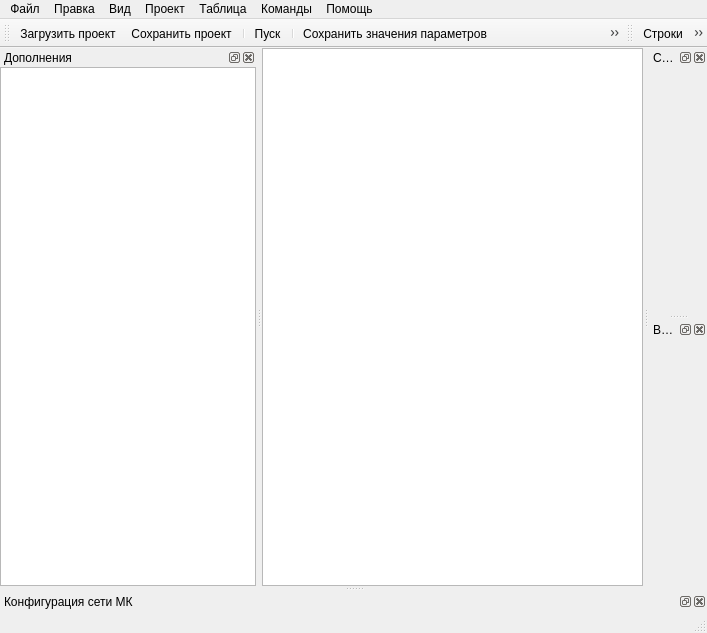
Old version of the form src/mkstudio/ui/mainwindow.ui in the repository alex-krutikov/MkStudio.
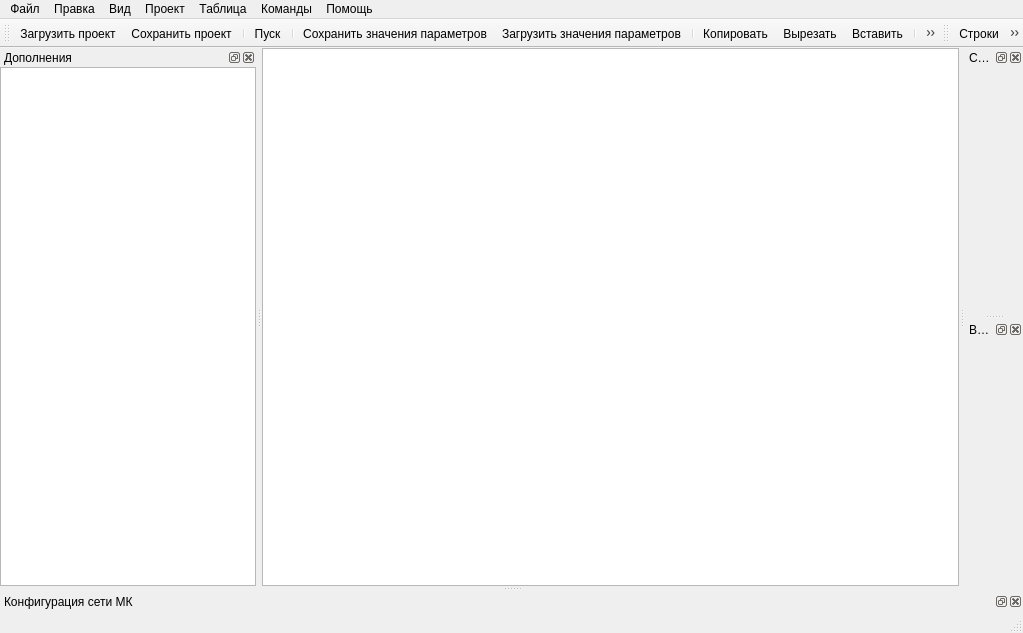
New version of the form. Icons and pictures are not drawn. Custom widgets are drawn as their Qt base class.

Commit message: MKstudio: Добавлена возможность объединять ячейки таблицы.

Diff of the .ui file:
```diff
--- a/src/mkstudio/ui/mainwindow.ui
+++ b/src/mkstudio/ui/mainwindow.ui
@@ -6,7 +6,7 @@
    <rect>
     <x>0</x>
     <y>0</y>
-    <width>707</width>
+    <width>1023</width>
     <height>633</height>
    </rect>
   </property>
@@ -46,7 +46,7 @@
     <rect>
      <x>0</x>
      <y>0</y>
-     <width>707</width>
+     <width>1023</width>
      <height>21</height>
     </rect>
    </property>
@@ -309,6 +309,9 @@
    <addaction name="separator"/>
    <addaction name="action_cell_delete_left"/>
    <addaction name="action_cell_delete_up"/>
+   <addaction name="separator"/>
+   <addaction name="action_span"/>
+   <addaction name="action_unspan"/>
   </widget>
   <widget class="QDockWidget" name="dw_settingssheet">
    <property name="windowTitle">
@@ -779,6 +782,30 @@
     <string>Горячие клавиши</string>
    </property>
   </action>
+  <action name="action_span">
+   <property name="icon">
+    <iconset resource="../mkstudio.qrc">
+     <normaloff>:/icons/res/row_span.png</normaloff>:/icons/res/row_span.png</iconset>
+   </property>
+   <property name="text">
+    <string>Объединить ячейки</string>
+   </property>
+   <property name="shortcut">
+    <string>Alt+S</string>
+   </property>
+  </action>
+  <action name="action_unspan">
+   <property name="icon">
+    <iconset resource="../mkstudio.qrc">
+     <normaloff>:/icons/res/row_unspan.png</normaloff>:/icons/res/row_unspan.png</iconset>
+   </property>
+   <property name="text">
+    <string>Убрать объединение ячеек</string>
+   </property>
+   <property name="shortcut">
+    <string>Alt+U</string>
+   </property>
+  </action>
  </widget>
  <customwidgets>
   <customwidget>
```
Left out of the diff: 3 changed lines with no effect on the pictures. The commit also changes 6 other files.
